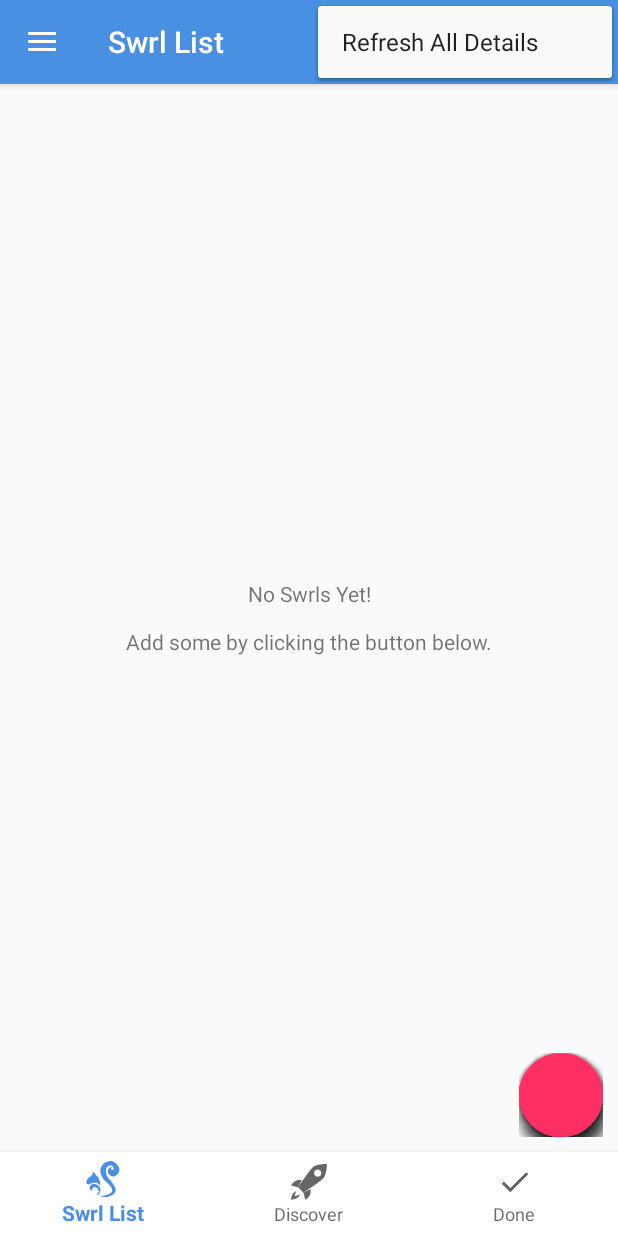
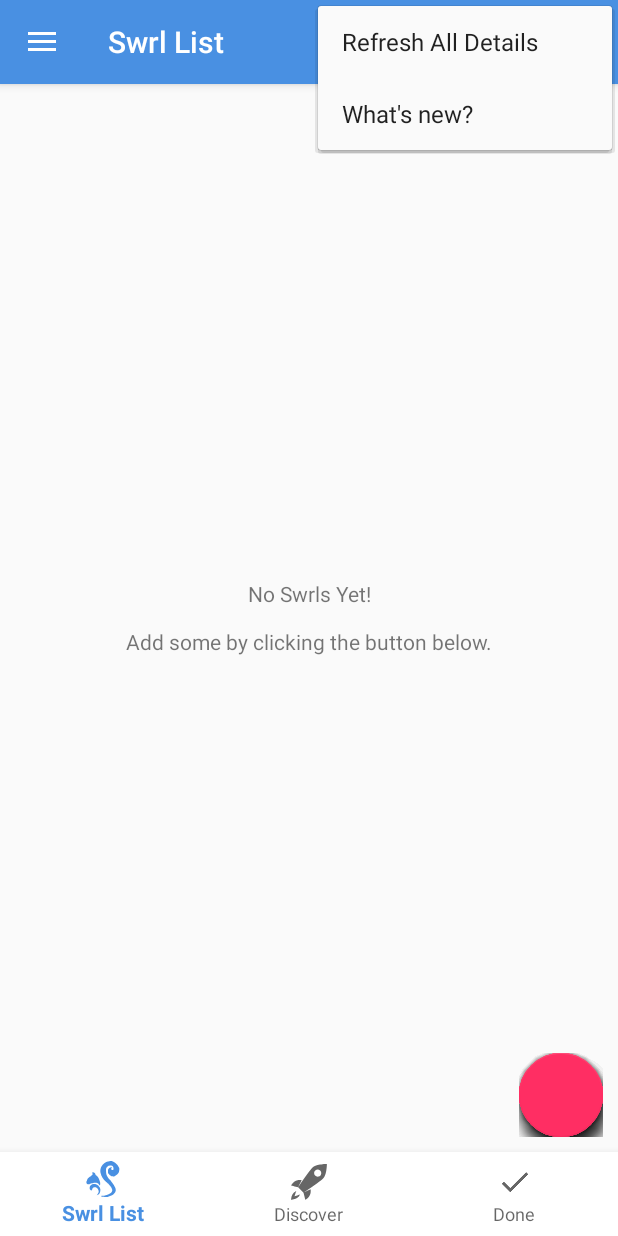
Before and after one commit to mrkyle7/SwrlList, an Android app: the screen it shows after launch (ListActivity), with the options menu open, on a phone screen of 412 x 824 dp. Run offline under Robolectric (Android 15) with nearby library versions, the phone set to English and light mode, and no system bars; libraries missing offline, so code that uses them is left out: com.getbase.floatingactionbutton; plain views replace FloatingActionButton, FloatingActionsMenu; 11 statements that could not run were skipped.

Commit message:
Added what's new link on menu

```diff
--- a/app/src/main/java/co/swrl/list/ui/activity/ListActivity.java
+++ b/app/src/main/java/co/swrl/list/ui/activity/ListActivity.java
@@ -163,6 +163,9 @@ public class ListActivity extends AppCompatActivity {
                     return null;
                 }
             }.execute();
+        }
+        if (id == R.id.actions_show_whats_new){
+            new SwrlDialogs(this).buildAndShowWhatsNewDialog();
         }
 
         return super.onOptionsItemSelected(item);
--- a/app/src/main/res/menu/menu_list.xml
+++ b/app/src/main/res/menu/menu_list.xml
@@ -7,4 +7,9 @@
         android:orderInCategory="100"
         android:title="@string/refresh_all_details"
         app:showAsAction="never" />
+    <item
+        android:id="@+id/actions_show_whats_new"
+        android:orderInCategory="100"
+        android:title="@string/show_whats_new"
+        app:showAsAction="never" />
 </menu>
--- a/app/src/main/res/values/strings.xml
+++ b/app/src/main/res/values/strings.xml
@@ -119,4 +119,5 @@
     <string name="listNoSwrlsText">No Swrls Yet!\n\nAdd some by clicking the button below.</string>
     <string name="doneNoSwrlsText">Nothing here yet!</string>
     <string name="discoverNoSwrlsText">Nothing to Discover yet!</string>
+    <string name="show_whats_new">What\'s new?</string>
 </resources>
```
Also changed, not shown: 1 other file.
